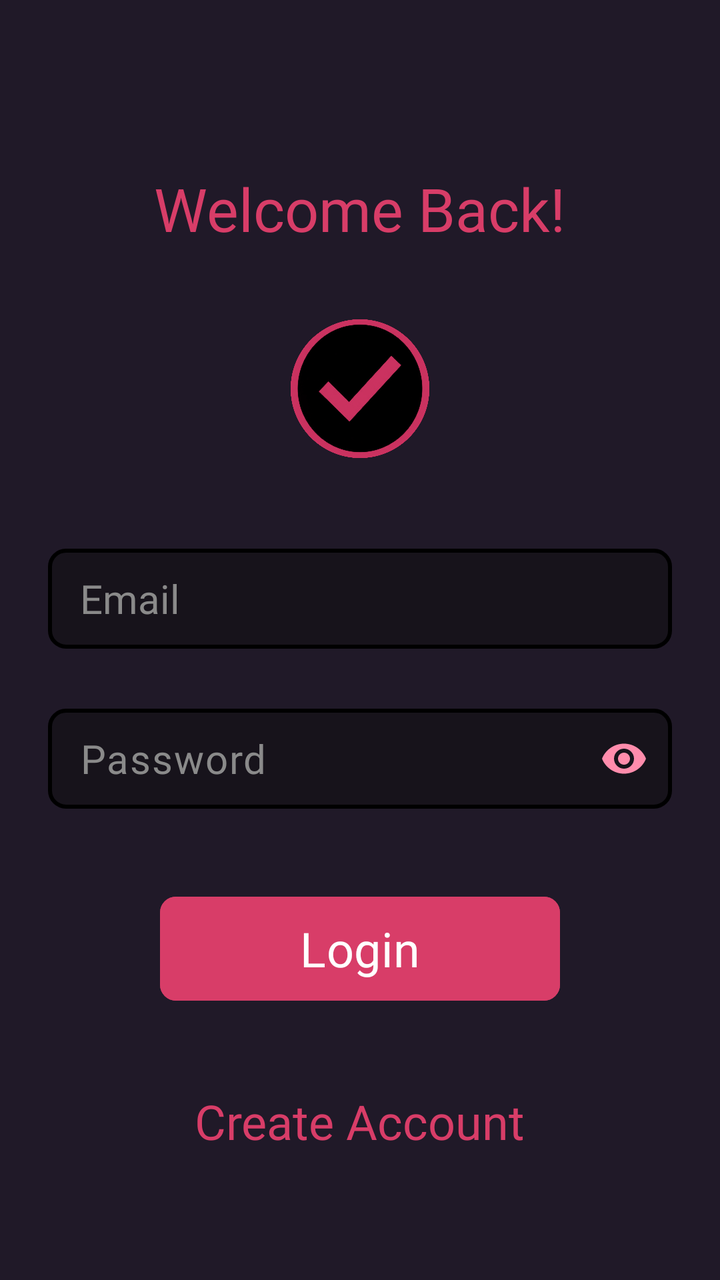
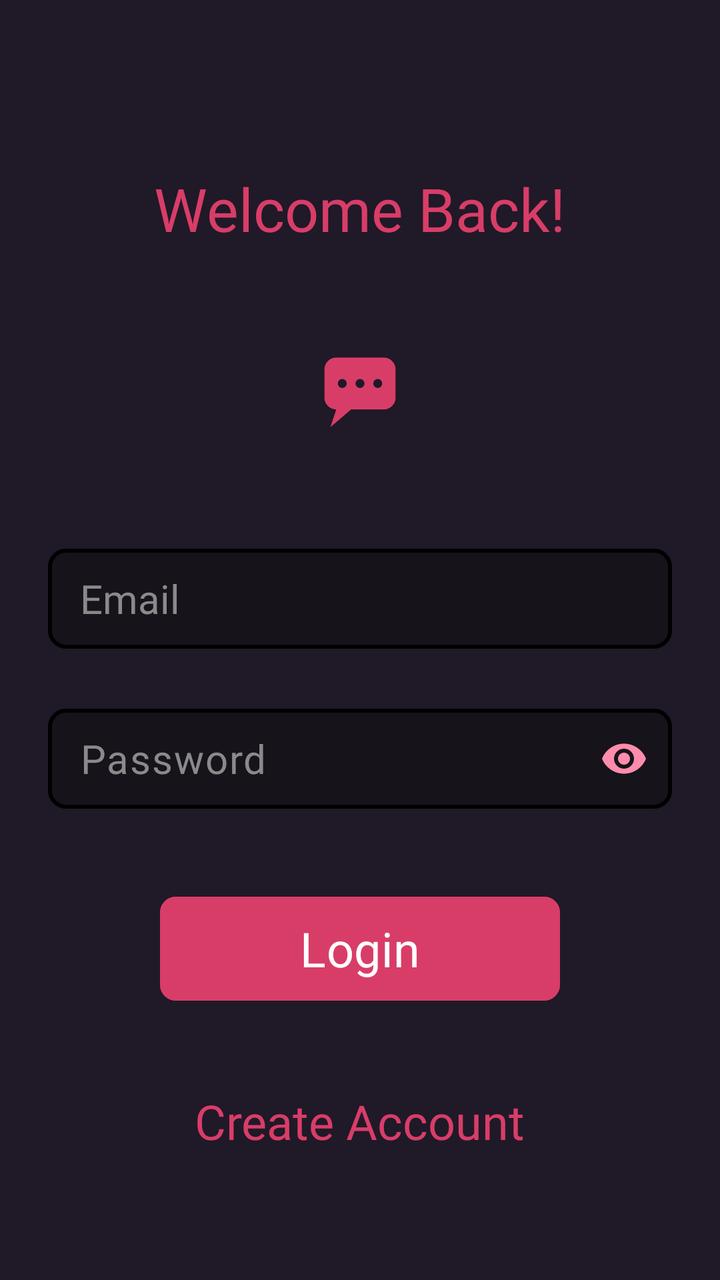

Screens rendered from an Android XML layout before and after an edit, with the pre-edit source and the edit as a unified diff.
<!-- AndroidManifest.xml: application theme Theme.Chatapp -->
<!-- res/layout/activity_login.xml -->
<?xml version="1.0" encoding="utf-8"?>
<ScrollView xmlns:android="http://schemas.android.com/apk/res/android"
    xmlns:app="http://schemas.android.com/apk/res-auto"
    xmlns:tools="http://schemas.android.com/tools"
    android:id="@+id/main"
    android:layout_width="match_parent"
    android:layout_height="match_parent"
    android:clipToPadding="false"
    android:overScrollMode="never"
    android:padding="24dp"
    android:scrollbars="none"
    android:background="@color/background"
    tools:context=".activities.LoginActivity">

    <LinearLayout
        android:layout_width="match_parent"
        android:layout_height="wrap_content"
        android:gravity="center_horizontal"
        android:orientation="vertical">

        <TextView
            android:layout_width="wrap_content"
            android:layout_height="wrap_content"
            android:layout_marginTop="60dp"
            android:fontFamily="@font/agbalumo"
            android:text="@string/welcome_back"
            android:textColor="@color/primary"
            android:textSize="30sp"/>

        <ImageView
            android:layout_width="80dp"
            android:layout_height="80dp"
            android:layout_marginTop="30dp"
            android:src="@drawable/app_icon"/>

        
        <EditText
            android:id="@+id/inputEmail"
            android:layout_marginTop="40dp"
            android:hint="@string/hint_email"
            android:inputType="textEmailAddress"
            style="@style/input_field"/>

        
        <com.google.android.material.textfield.TextInputLayout
            android:layout_width="match_parent"
            android:layout_height="wrap_content"
            android:layout_marginTop="30dp"
            app:endIconMode="password_toggle"
            app:endIconTint="@color/icon_see_password"
            app:hintEnabled="false"
            app:boxBackgroundMode="none">

            <com.google.android.material.textfield.TextInputEditText
                android:id="@+id/inputPassword"
                android:hint="@string/hint_password"
                android:inputType="textPassword"
                android:paddingTop="0dp"
                android:paddingBottom="0dp"
                style="@style/input_field"/>

        </com.google.android.material.textfield.TextInputLayout>

        
        <FrameLayout
            android:layout_width="match_parent"
            android:layout_height="wrap_content"
            android:layout_marginTop="20dp"
            android:animateLayoutChanges="true">

            <com.google.android.material.button.MaterialButton
                android:id="@+id/btn_login"
                android:layout_width="200dp"
                android:layout_height="60dp"
                android:layout_marginTop="20dp"
                android:layout_gravity="top|center"
                android:backgroundTint="@color/primary"
                android:text="@string/sign_in"
                android:textColor="@color/white"
                android:fontFamily="@font/agbalumo"
                android:textSize="24sp"
                app:cornerRadius="8sp"/>

            <ProgressBar
                android:id="@+id/progressBar"
                android:layout_width="25dp"
                android:layout_height="25dp"
                android:layout_gravity="center"
                android:visibility="invisible"
                android:indeterminateTint="@color/primary"/>

        </FrameLayout>

        <TextView
            android:id="@+id/textCreateAccount"
            android:layout_width="wrap_content"
            android:layout_height="wrap_content"
            android:layout_marginTop="40dp"
            android:fontFamily="@font/agbalumo"
            android:text="@string/create_account"
            android:textColor="@color/primary"
            android:textSize="24sp"/>

    </LinearLayout>

</ScrollView>
<!-- resources referenced by this layout -->
<resources>
  <color name="background">#201928</color>
  <color name="icon_see_password">#FF8CAC</color>
  <color name="primary">#FFD83D68</color>
  <color name="white">#FFFFFFFF</color>
  <!-- drawable app_icon: png bitmap (drawable, 158195 bytes) -->
  <string name="create_account">Create Account</string>
  <string name="hint_email">Email</string>
  <string name="hint_password">Password</string>
  <string name="sign_in">Login</string>
  <string name="welcome_back">Welcome Back!</string>
  <style name="input_field">
          <item name="android:layout_width">match_parent</item>
          <item name="android:layout_height">50dp</item>
          <item name="android:layout_marginTop">15dp</item>
          <item name="android:fontFamily">@font/courgette</item>
          <item name="android:background">@drawable/background_input</item>
          <item name="android:imeOptions">actionNext</item>
          <item name="android:importantForAutofill">no</item>
          <item name="android:paddingStart">16dp</item>
          <item name="android:paddingEnd">16dp</item>
          <item name="android:textColor">@color/primary_text</item>
          <item name="android:textColorHint">@color/hint_color</item>
          <item name="android:textSize">20sp</item>
      </style>
  <style name="Theme.Chatapp" parent="Base.Theme.Chatapp" />
  <!-- drawable background_input (drawable) -->
  <?xml version="1.0" encoding="utf-8"?>
  <shape xmlns:android="http://schemas.android.com/apk/res/android"
      android:shape="rectangle">
      <corners android:radius="8dp"/>
      <solid android:color="@color/background_input"/>
      <stroke
          android:width="2dp"
          android:color="@color/black"/>
  </shape>
  <color name="primary_text">#FFD83D68</color>
  <color name="hint_color">#8A8A8A</color>
  <style name="Base.Theme.Chatapp" parent="Theme.Material3.DayNight.NoActionBar">
          
          <item name="colorPrimary">@color/primary</item>
          <item name="android:statusBarColor">@color/primary</item>
          
      </style>
  <color name="background_input">#17131B</color>
  <color name="black">#FF000000</color>
</resources>

<!-- the commit's change to res/layout/activity_login.xml (unified diff, before → after) -->
@@ -31,7 +31,7 @@
             android:layout_width="80dp"
             android:layout_height="80dp"
             android:layout_marginTop="30dp"
-            android:src="@drawable/app_icon"/>
+            android:src="@drawable/chat_logo"/>
 
         
         <EditText
<!-- resource entries referenced after the edit -->
@@ -4,7 +4,7 @@
   <color name="icon_see_password">#FF8CAC</color>
   <color name="primary">#FFD83D68</color>
   <color name="white">#FFFFFFFF</color>
-  <!-- drawable app_icon: png bitmap (drawable, 158195 bytes) -->
+  <!-- drawable chat_logo: png bitmap (drawable, 11983 bytes) -->
   <string name="create_account">Create Account</string>
   <string name="hint_email">Email</string>
   <string name="hint_password">Password</string>
@@ -20,7 +20,7 @@
           <item name="android:importantForAutofill">no</item>
           <item name="android:paddingStart">16dp</item>
           <item name="android:paddingEnd">16dp</item>
-          <item name="android:textColor">@color/primary_text</item>
+          <item name="android:textColor">@color/secondary_text</item>
           <item name="android:textColorHint">@color/hint_color</item>
           <item name="android:textSize">20sp</item>
       </style>
@@ -35,7 +35,7 @@
           android:width="2dp"
           android:color="@color/black"/>
   </shape>
-  <color name="primary_text">#FFD83D68</color>
+  <color name="secondary_text">#FF8CAC</color>
   <color name="hint_color">#8A8A8A</color>
   <style name="Base.Theme.Chatapp" parent="Theme.Material3.DayNight.NoActionBar">
           
